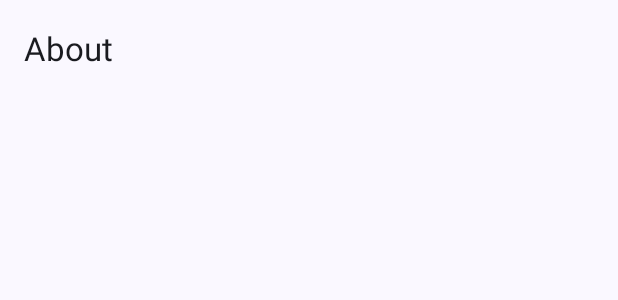
After one commit to faldez/shachi, an Android app: the layout about_fragment.xml on its own in the app's theme, with its tools: preview values and no code run, on a phone screen of 412 x 824 dp. The commit adds this screen. Shown: the top 300 px of the screen. Run offline under Robolectric (Android 15) with nearby library versions, the phone set to English and light mode, and no system bars.

Commit message:
add about page

```diff
--- a/app/build.gradle
+++ b/app/build.gradle
@@ -18,7 +18,7 @@ android {
         minSdk 26
         targetSdk 31
         versionCode 3
-        versionName "0.1"
+        versionName "0.1.0"
 
         testInstrumentationRunner "androidx.test.runner.AndroidJUnitRunner"
     }
@@ -76,6 +76,7 @@ dependencies {
     implementation 'androidx.palette:palette-ktx:1.0.0'
     implementation 'androidx.preference:preference-ktx:1.2.0'
     implementation project(path: ':json')
+    implementation 'androidx.preference:preference:1.2.0'
     testImplementation 'junit:junit:4.13.2'
     androidTestImplementation 'androidx.test.ext:junit:1.1.3'
     androidTestImplementation 'androidx.test.espresso:espresso-core:3.4.0'
--- a/app/src/main/java/com/faldez/shachi/data/preference/PreferenceKey.kt
+++ b/app/src/main/java/com/faldez/shachi/data/preference/PreferenceKey.kt
@@ -6,6 +6,8 @@ object ShachiPreference {
     const val KEY_SERVERS = "servers"
     const val KEY_BLACKLISTED_TAGS = "blacklisted_tags"
     const val KEY_OSS_NOTICES = "oss_notices"
+    const val KEY_ABOUT = "about"
+    const val KEY_APP_VERSION = "app_version"
 
     const val KEY_DOWNLOAD_PATH = "download_path"
 
--- /dev/null
+++ b/app/src/main/res/layout/about_fragment.xml
@@ -0,0 +1,28 @@
+<?xml version="1.0" encoding="utf-8"?>
+<androidx.coordinatorlayout.widget.CoordinatorLayout xmlns:android="http://schemas.android.com/apk/res/android"
+    xmlns:app="http://schemas.android.com/apk/res-auto"
+    xmlns:tools="http://schemas.android.com/tools"
+    android:layout_width="match_parent"
+    android:layout_height="match_parent"
+    tools:context=".ui.about.AboutFragment">
+
+    <com.google.android.material.appbar.AppBarLayout
+        android:layout_width="match_parent"
+        android:layout_height="wrap_content"
+        android:fitsSystemWindows="true">
+
+        <com.google.android.material.appbar.MaterialToolbar
+            android:layout_width="match_parent"
+            android:layout_height="?attr/actionBarSize"
+            android:layout_gravity="top"
+            app:title="@string/about" />
+
+    </com.google.android.material.appbar.AppBarLayout>
+
+    <FrameLayout
+        android:id="@+id/frameLayout"
+        android:layout_width="match_parent"
+        android:layout_height="match_parent"
+        app:layout_behavior="com.google.android.material.appbar.AppBarLayout$ScrollingViewBehavior" />
+
+</androidx.coordinatorlayout.widget.CoordinatorLayout>
--- a/app/src/main/res/values/strings.xml
+++ b/app/src/main/res/values/strings.xml
@@ -113,4 +113,7 @@
     <string name="advanced">Advanced</string>
     <string name="send_crash_reports">Send crash reports</string>
     <string name="privacy_policy">Privacy policy</string>
+    <string name="app_version">App version</string>
+    <string name="about">About</string>
+    <string name="github">Github</string>
 </resources>
```
Also changed, not shown: app/src/main/java/com/faldez/shachi/MainActivity.kt (+9 -7 lines), app/src/main/java/com/faldez/shachi/ui/about/AboutFragment.kt (added, +26 -0 lines), app/src/main/java/com/faldez/shachi/ui/about/AboutSettingsFragment.kt (added, +36 -0 lines), app/src/main/java/com/faldez/shachi/ui/more/MoreSettingsFragment.kt (+0 -7 lines), app/src/main/res/navigation/more.xml (+16 -2 lines), app/src/main/res/xml/about_preferences.xml (added, +17 -0 lines), app/src/main/res/xml/more_preferences.xml (+3 -6 lines).
